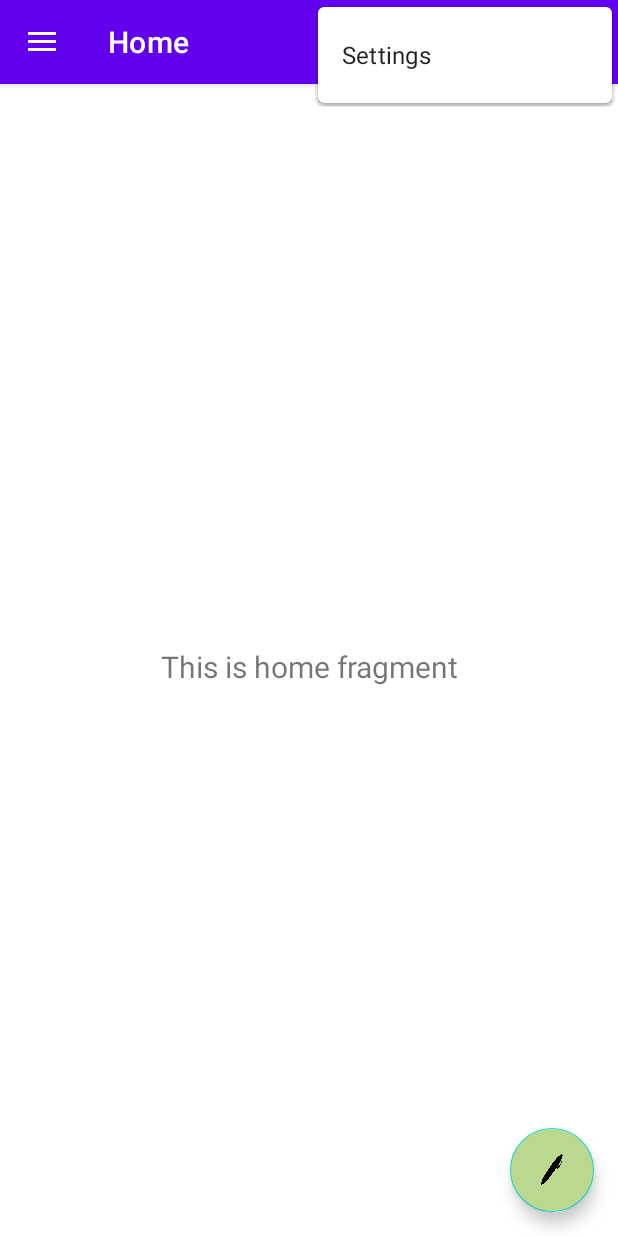
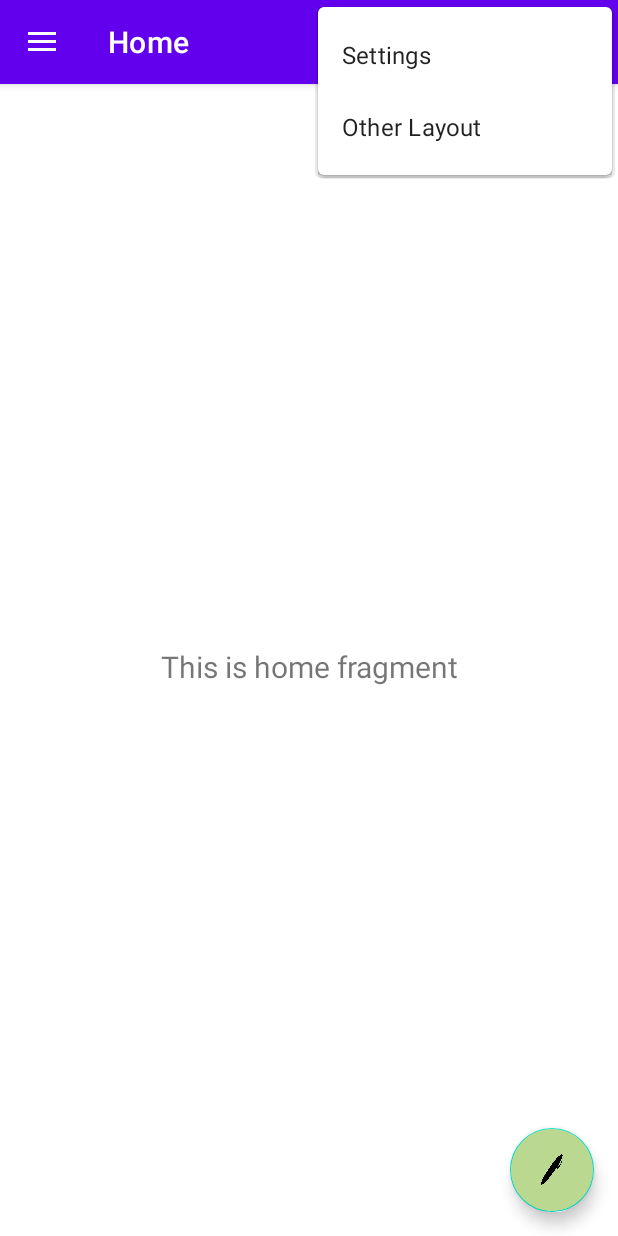
Before and after one commit to BebekHitam/MoneyMemo, an Android app: the screen it shows after launch (MainActivity), with the options menu open, on a phone screen of 412 x 824 dp. Run offline under Robolectric (Android 15) with nearby library versions, the phone set to English and light mode, and no system bars; our stand-ins replace navigation-ui.

Commit message:
penambahan beberapa item kecil

```diff
--- a/app/src/main/res/menu/activity_main_drawer.xml
+++ b/app/src/main/res/menu/activity_main_drawer.xml
@@ -6,15 +6,15 @@
     <group android:checkableBehavior="single">
         <item
             android:id="@+id/nav_home"
-            android:icon="@drawable/ic_menu_camera"
-            android:title="@string/menu_home" />
+            android:icon="@drawable/blue_pen"
+            android:title="@string/new_memo" />
         <item
             android:id="@+id/nav_gallery"
-            android:icon="@drawable/ic_menu_gallery"
-            android:title="@string/menu_gallery" />
+            android:icon="@drawable/sticky_notes"
+            android:title="@string/view_memo" />
         <item
             android:id="@+id/nav_slideshow"
-            android:icon="@drawable/ic_menu_slideshow"
-            android:title="@string/menu_slideshow" />
+            android:icon="@drawable/shiny_star"
+            android:title="@string/common_view" />
     </group>
 </menu>
--- a/app/src/main/res/menu/main.xml
+++ b/app/src/main/res/menu/main.xml
@@ -6,4 +6,9 @@
         android:orderInCategory="100"
         android:title="@string/action_settings"
         app:showAsAction="never" />
+    <item
+        android:id="@+id/action_layout"
+        android:orderInCategory="100"
+        android:title="@string/layout"
+        app:showAsAction="never" />
 </menu>
--- a/app/src/main/res/values/strings.xml
+++ b/app/src/main/res/values/strings.xml
@@ -6,8 +6,13 @@
     <string name="nav_header_subtitle">android.studio@android.com</string>
     <string name="nav_header_desc">Navigation header</string>
     <string name="action_settings">Settings</string>
+    <string name="layout">Other Layout</string>
 
     <string name="menu_home">Home</string>
     <string name="menu_gallery">Gallery</string>
     <string name="menu_slideshow">Slideshow</string>
+
+    <string name="new_memo">Create new Memo</string>
+    <string name="view_memo">View all Memo</string>
+    <string name="common_view">Most View</string>
 </resources>
```
Also changed, not shown: app/src/main/res/drawable/shiny_star.png (added), app/src/main/res/drawable/sticky_notes.webp (added).
